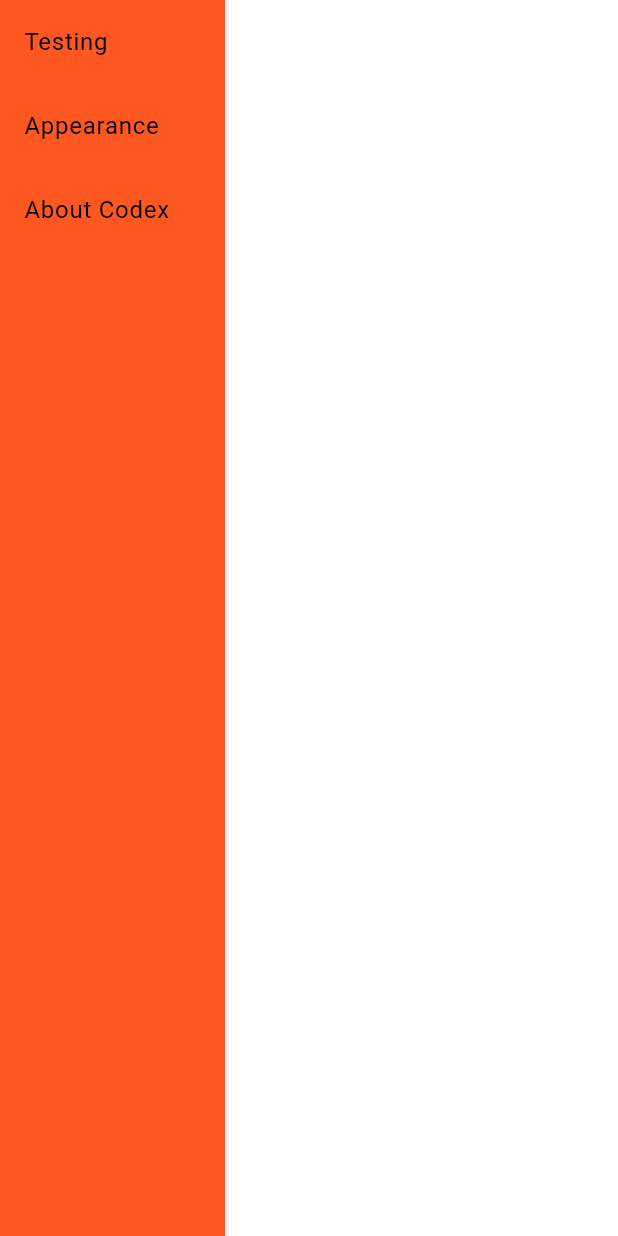
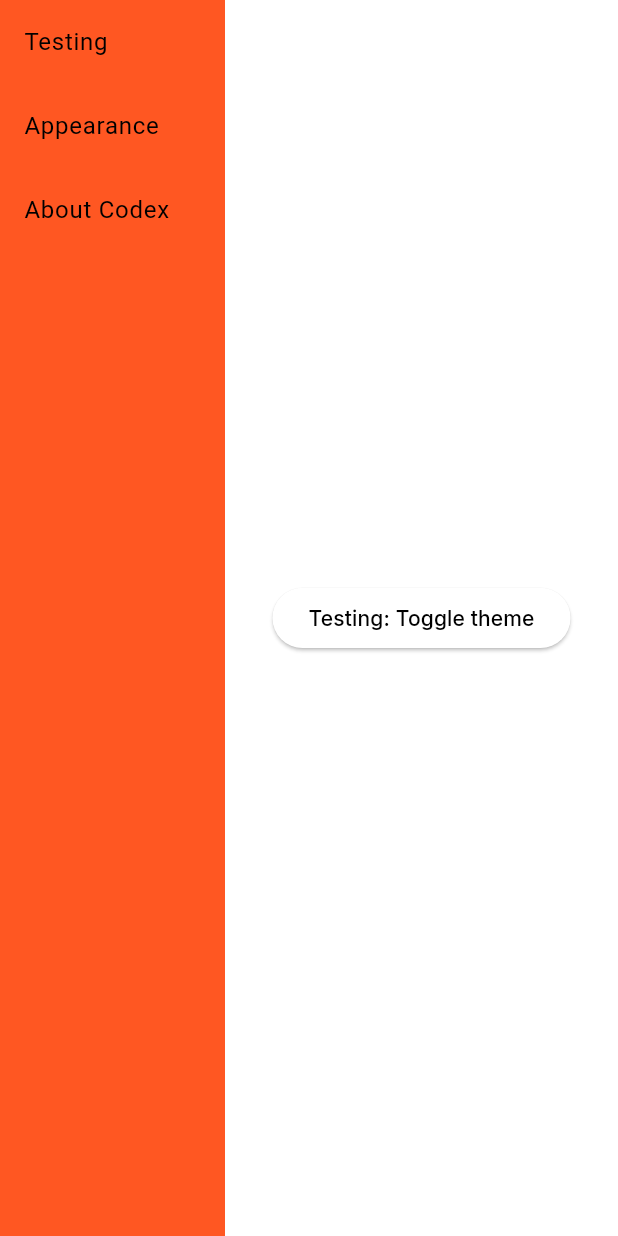
Before and after one commit to Hel1oz/Codex, a Flutter app: the SettingsPage widget shown alone on an empty page, opened directly, on a phone screen of 412 x 824 dp. Run offline on Flutter 3.47's test engine with Material 3 defaults, Android fonts, the phone set to English and light mode, and no system bars; our stand-ins replace flutter_svg, google_fonts; missing offline and left inert: bitsdojo_window.

Commit message:
Added a page for the appearance settings and put a button there to toggle the app's theme to test it out.

```diff
--- a/lib/models/theme_provider.dart
+++ b/lib/models/theme_provider.dart
@@ -19,5 +19,6 @@
     } else {
       _themeData = lightMode;
     }
+    notifyListeners();
   }
 }
--- a/lib/routes/main_view_port_pages/settings_page.dart
+++ b/lib/routes/main_view_port_pages/settings_page.dart
@@ -1,4 +1,5 @@
 //packages
+import 'package:codex/routes/settings_page_pages/apperance_settings.dart';
 import 'package:flutter/material.dart';
 
 
@@ -32,7 +33,7 @@
               )
             )
           ),
-          Expanded(child: Container()),
+          Expanded(child: ApperanceSettings()),
         ],
       )
     ));
--- /dev/null
+++ b/lib/routes/settings_page_pages/apperance_settings.dart
@@ -0,0 +1,24 @@
+//local imports
+import 'package:codex/models/theme_provider.dart';
+
+//packages
+import 'package:flutter/material.dart';
+import 'package:provider/provider.dart';
+
+class ApperanceSettings extends StatelessWidget {
+  const ApperanceSettings({super.key});
+
+  @override
+  Widget build(BuildContext context) {
+    // TODO: implement build
+    return Center(
+      child: ElevatedButton(
+        onPressed: () { Provider.of<ThemeProvider>(context, listen: false).toggleTheme();},
+        child: Text(
+          'Testing: Toggle theme',
+          style: TextStyle(color: Colors.black),
+        ),
+      ),
+    );
+  }
+}
```
